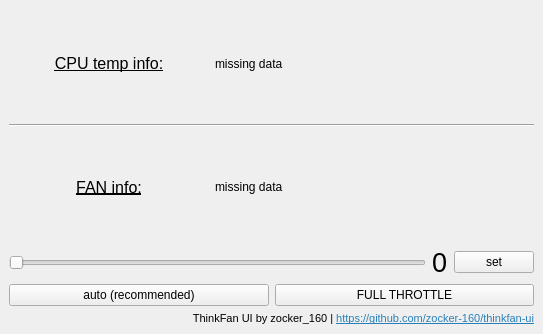
Before: the Qt Designer form src/ui/main.ui in zocker-160/thinkfan-ui, drawn with Qt 5.
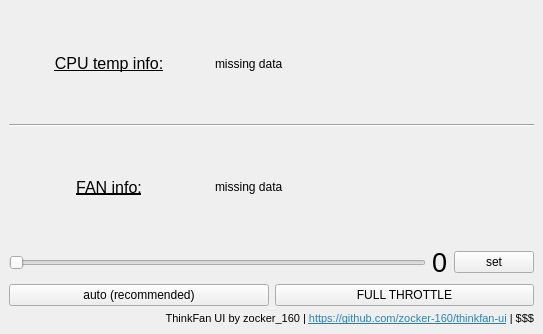
After: the same form once the commit is applied.

```diff
--- a/src/ui/main.ui
+++ b/src/ui/main.ui
@@ -172,7 +172,7 @@
        </font>
       </property>
       <property name="text">
-       <string>&lt;html&gt;&lt;head/&gt;&lt;body&gt;&lt;p&gt;ThinkFan UI by zocker_160 | &lt;a href=&quot;https://github.com/zocker-160/thinkfan-ui&quot;&gt;&lt;span style=&quot; text-decoration: underline; color:#2980b9;&quot;&gt;https://github.com/zocker-160/thinkfan-ui&lt;/span&gt;&lt;/a&gt;&lt;/p&gt;&lt;/body&gt;&lt;/html&gt;</string>
+       <string>&lt;html&gt;&lt;head/&gt;&lt;body&gt;&lt;p&gt;ThinkFan UI by zocker_160 | &lt;a href=&quot;https://github.com/zocker-160/thinkfan-ui&quot;&gt;&lt;span style=&quot; text-decoration: underline; color:#2980b9;&quot;&gt;https://github.com/zocker-160/thinkfan-ui&lt;/span&gt;&lt;/a&gt;&lt;span style=&quot; color:#000000;&quot;&gt; | $$$&lt;/span&gt;&lt;/p&gt;&lt;/body&gt;&lt;/html&gt;</string>
       </property>
       <property name="alignment">
        <set>Qt::AlignRight|Qt::AlignTrailing|Qt::AlignVCenter</set>
```
